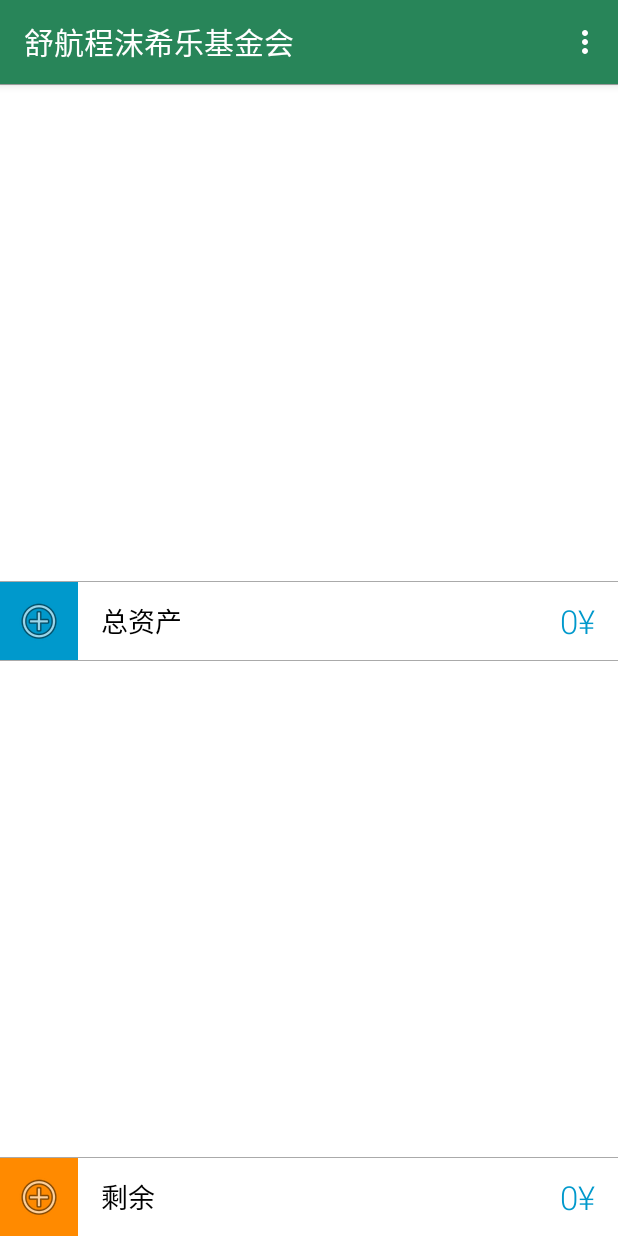
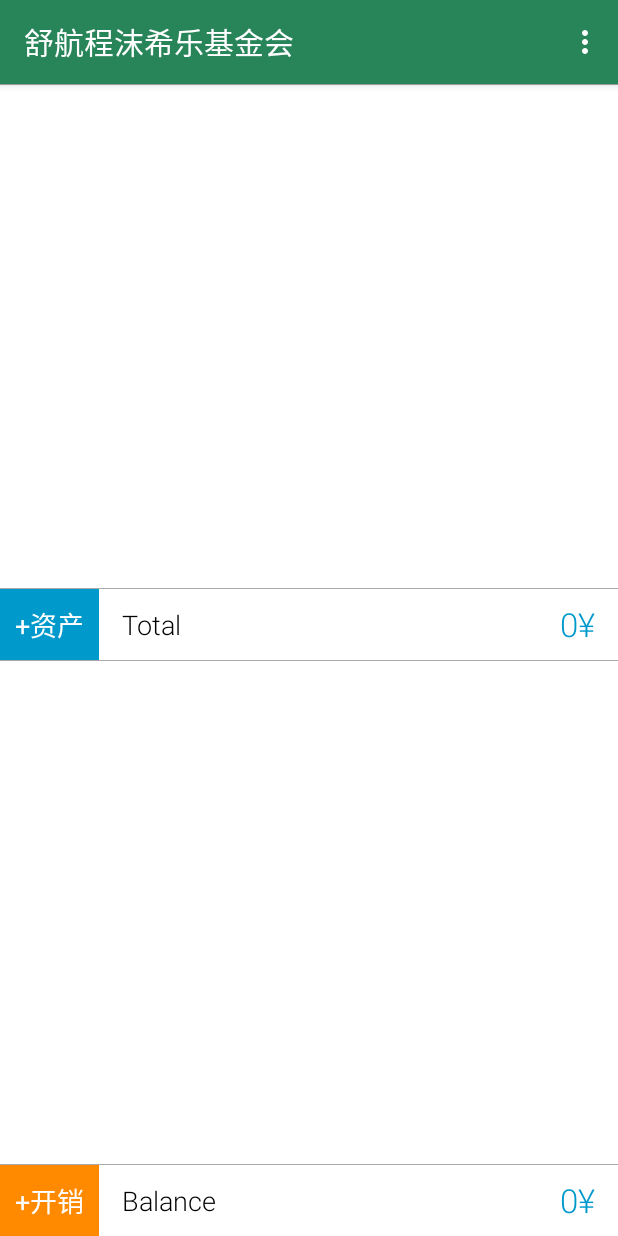
Before and after one commit to WillCoder/Party, an Android app: the screen it shows after launch (MainActivity), on a phone screen of 412 x 824 dp. Run offline under Robolectric (Android 15) with nearby library versions, the light colour scheme and no system bars; our stand-ins replace ButterKnife; libraries missing offline, so code that uses them is left out: com.orm; 4 statements that could not run were skipped.

Commit message:
update some styles

```diff
--- a/app/build.gradle
+++ b/app/build.gradle
@@ -9,7 +9,7 @@ android {
         minSdkVersion 15
         targetSdkVersion 21
         versionCode 1
-        versionName "1.0"
+        versionName "1.0.0"
     }
     buildTypes {
         release {
--- a/app/src/main/res/layout/activity_main.xml
+++ b/app/src/main/res/layout/activity_main.xml
@@ -25,9 +25,10 @@
             android:id="@+id/donation_section"
             android:orientation="horizontal">
 
-            <ImageButton
-                style="@style/AddButtonStyle"
+            <TextView
+                style="@style/AddTextViewStyle"
                 android:background="#0099cc"
+                android:text="@string/add_donation"
                 android:id="@+id/add_donation_button" />
 
             <TextView
@@ -69,8 +70,9 @@
             android:orientation="horizontal">
 
 
-            <ImageButton
-                style="@style/AddButtonStyle"
+            <TextView
+                style="@style/AddTextViewStyle"
+                android:text="@string/new_cost"
                 android:background="#ff8a00"
                 android:id="@+id/add_cost_button" />
 
--- a/app/src/main/res/values/strings.xml
+++ b/app/src/main/res/values/strings.xml
@@ -3,9 +3,9 @@
 
     <string name="hello_world">Hello world!</string>
     <string name="action_clear">清空</string>
-    <string name="total">总资产</string>
+    <string name="total">Total</string>
     <string name="party_name">舒航程沫希乐基金会</string>
-    <string name="surplus">剩余</string>
+    <string name="surplus">Balance</string>
     <string name="add_donation_dialog_title">新的入账</string>
     <string name="add_donation_dialog_name">姓名</string>
     <string name="add_donation_dialog_value">金额</string>
@@ -14,4 +14,6 @@
     <string name="add_cost_dialog_location">地点</string>
     <string name="add_cost_dialog_title">新的花费</string>
     <string name="unit">¥</string>
+    <string name="new_cost">+开销</string>
+    <string name="add_donation">+资产</string>
 </resources>
--- a/app/src/main/res/values/styles.xml
+++ b/app/src/main/res/values/styles.xml
@@ -68,4 +68,12 @@
         <item name="android:padding">10dp</item>
         <item name="android:src">@android:drawable/ic_menu_add</item>
     </style>
+
+    <style name="AddTextViewStyle">
+        <item name="android:layout_height">wrap_content</item>
+        <item name="android:layout_width">wrap_content</item>
+        <item name="android:padding">10dp</item>
+        <item name="android:textSize">18sp</item>
+        <item name="android:textColor">@android:color/white</item>
+    </style>
 </resources>
```
Also changed, not shown: app/src/main/java/com/dora/party/domain/Cost.java (+6 -6 lines).
